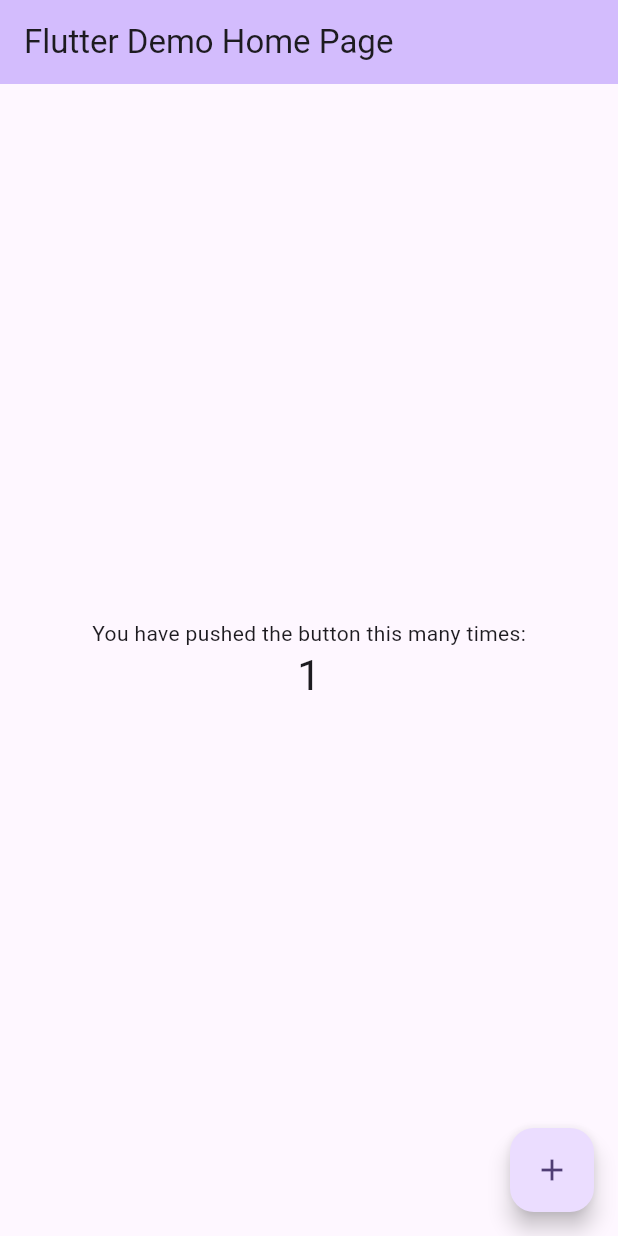
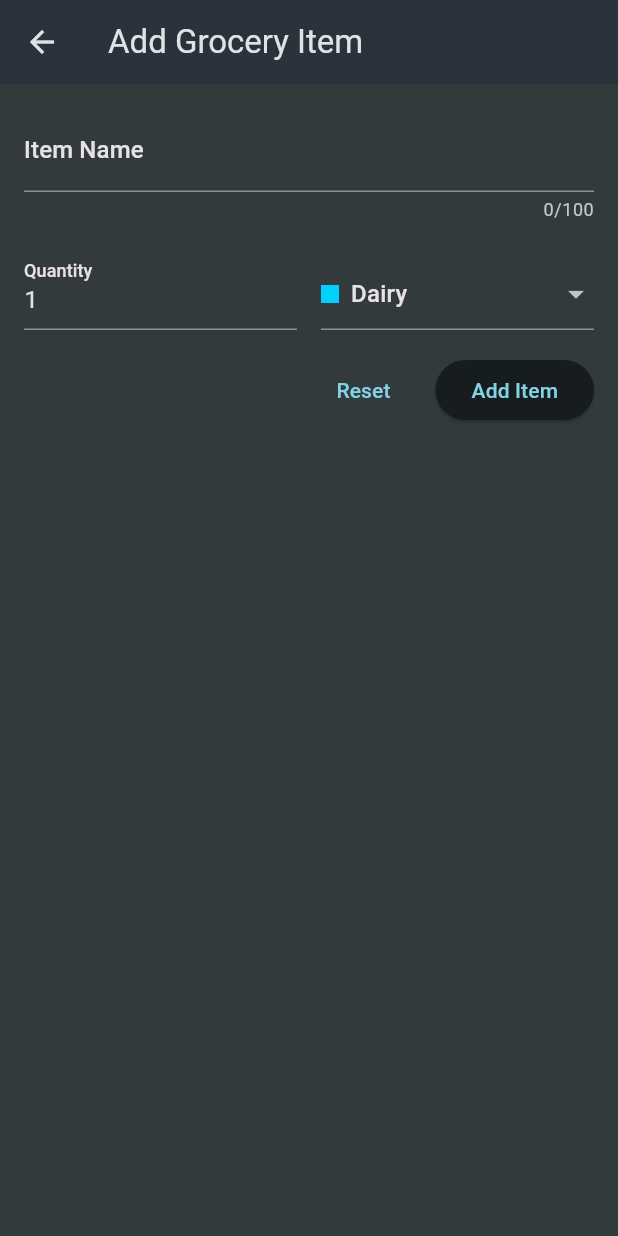
Before and after one commit to Omar-M60/shopping_list, a Flutter app: the screen it shows after launch, after a tap on the "add" icon, on a phone screen of 412 x 824 dp. Run offline on Flutter 3.47's test engine with Material 3 defaults, Android fonts, the phone set to English and light mode, and no system bars.

Commit message:
Creating 2 screens one that display a list of added groceries and the other a form
knowledge gained: Handling user input and building forms with Flutter.

The list is stored locally for now, created the data models: Grocery - Category - ValidationResponse which is the type that a validator function would return when validating input.

```diff
--- /dev/null
+++ b/lib/data/categories.dart
@@ -0,0 +1,46 @@
+import 'package:flutter/material.dart';
+
+import 'package:shopping_list/models/category.model.dart';
+
+const categories = {
+  Categories.vegetables: Category(
+    'Vegetables',
+    Color.fromARGB(255, 0, 255, 128),
+  ),
+  Categories.fruit: Category(
+    'Fruit',
+    Color.fromARGB(255, 145, 255, 0),
+  ),
+  Categories.meat: Category(
+    'Meat',
+    Color.fromARGB(255, 255, 102, 0),
+  ),
+  Categories.dairy: Category(
+    'Dairy',
+    Color.fromARGB(255, 0, 208, 255),
+  ),
+  Categories.carbs: Category(
+    'Carbs',
+    Color.fromARGB(255, 0, 60, 255),
+  ),
+  Categories.sweets: Category(
+    'Sweets',
+    Color.fromARGB(255, 255, 149, 0),
+  ),
+  Categories.spices: Category(
+    'Spices',
+    Color.fromARGB(255, 255, 187, 0),
+  ),
+  Categories.convenience: Category(
+    'Convenience',
+    Color.fromARGB(255, 191, 0, 255),
+  ),
+  Categories.hygiene: Category(
+    'Hygiene',
+    Color.fromARGB(255, 149, 0, 255),
+  ),
+  Categories.other: Category(
+    'Other',
+    Color.fromARGB(255, 0, 225, 255),
+  ),
+};
--- /dev/null
+++ b/lib/data/dummy_items.dart
@@ -0,0 +1,21 @@
+import 'package:shopping_list/models/grocery.model.dart';
+import 'package:shopping_list/models/category.model.dart';
+import 'package:shopping_list/data/categories.dart';
+
+final groceryItems = [
+  Grocery(
+      id: 'a',
+      name: 'Milk',
+      quantity: 1,
+      category: categories[Categories.dairy]!),
+  Grocery(
+      id: 'b',
+      name: 'Bananas',
+      quantity: 5,
+      category: categories[Categories.fruit]!),
+  Grocery(
+      id: 'c',
+      name: 'Beef Steak',
+      quantity: 1,
+      category: categories[Categories.meat]!),
+];
--- a/lib/main.dart
+++ b/lib/main.dart
@@ -1,4 +1,5 @@
 import 'package:flutter/material.dart';
+import 'package:shopping_list/screens/groceries.dart';
 
 void main() {
   runApp(const MyApp());
@@ -11,115 +12,16 @@ class MyApp extends StatelessWidget {
   @override
   Widget build(BuildContext context) {
     return MaterialApp(
-      title: 'Flutter Demo',
-      theme: ThemeData(
-        // This is the theme of your application.
-        //
-        // TRY THIS: Try running your application with "flutter run". You'll see
-        // the application has a purple toolbar. Then, without quitting the app,
-        // try changing the seedColor in the colorScheme below to Colors.green
-        // and then invoke "hot reload" (save your changes or press the "hot
-        // reload" button in a Flutter-supported IDE, or press "r" if you used
-        // the command line to start the app).
-        //
-        // Notice that the counter didn't reset back to zero; the application
-        // state is not lost during the reload. To reset the state, use hot
-        // restart instead.
-        //
-        // This works for code too, not just values: Most code changes can be
-        // tested with just a hot reload.
-        colorScheme: ColorScheme.fromSeed(seedColor: Colors.deepPurple),
-        useMaterial3: true,
+      title: 'Flutter Groceries',
+      theme: ThemeData.dark().copyWith(
+        colorScheme: ColorScheme.fromSeed(
+          seedColor: const Color.fromARGB(255, 147, 229, 250),
+          brightness: Brightness.dark,
+          surface: const Color.fromARGB(255, 42, 51, 59),
+        ),
+        scaffoldBackgroundColor: const Color.fromARGB(255, 50, 58, 60),
       ),
-      home: const MyHomePage(title: 'Flutter Demo Home Page'),
+      home: const GroceriesScreen(),
     );
   }
 }
-
-class MyHomePage extends StatefulWidget {
-  const MyHomePage({super.key, required this.title});
-
-  // This widget is the home page of your application. It is stateful, meaning
-  // that it has a State object (defined below) that contains fields that affect
-  // how it looks.
-
-  // This class is the configuration for the state. It holds the values (in this
-  // case the title) provided by the parent (in this case the App widget) and
-  // used by the build method of the State. Fields in a Widget subclass are
-  // always marked "final".
-
-  final String title;
-
-  @override
-  State<MyHomePage> createState() => _MyHomePageState();
-}
-
-class _MyHomePageState extends State<MyHomePage> {
-  int _counter = 0;
-
-  void _incrementCounter() {
-    setState(() {
-      // This call to setState tells the Flutter framework that something has
-      // changed in this State, which causes it to rerun the build method below
-      // so that the display can reflect the updated values. If we changed
-      // _counter without calling setState(), then the build method would not be
-      // called again, and so nothing would appear to happen.
-      _counter++;
-    });
-  }
-
-  @override
-  Widget build(BuildContext context) {
-    // This method is rerun every time setState is called, for instance as done
-    // by the _incrementCounter method above.
-    //
-    // The Flutter framework has been optimized to make rerunning build methods
-    // fast, so that you can just rebuild anything that needs updating rather
-    // than having to individually change instances of widgets.
-    return Scaffold(
-      appBar: AppBar(
-        // TRY THIS: Try changing the color here to a specific color (to
-        // Colors.amber, perhaps?) and trigger a hot reload to see the AppBar
-        // change color while the other colors stay the same.
-        backgroundColor: Theme.of(context).colorScheme.inversePrimary,
-        // Here we take the value from the MyHomePage object that was created by
-        // the App.build method, and use it to set our appbar title.
-        title: Text(widget.title),
-      ),
-      body: Center(
-        // Center is a layout widget. It takes a single child and positions it
-        // in the middle of the parent.
-        child: Column(
-          // Column is also a layout widget. It takes a list of children and
-          // arranges them vertically. By default, it sizes itself to fit its
-          // children horizontally, and tries to be as tall as its parent.
-          //
-          // Column has various properties to control how it sizes itself and
-          // how it positions its children. Here we use mainAxisAlignment to
-          // center the children vertically; the main axis here is the vertical
-          // axis because Columns are vertical (the cross axis would be
-          // horizontal).
-          //
-          // TRY THIS: Invoke "debug painting" (choose the "Toggle Debug Paint"
-          // action in the IDE, or press "p" in the console), to see the
-          // wireframe for each widget.
-          mainAxisAlignment: MainAxisAlignment.center,
-          children: <Widget>[
-            const Text(
-              'You have pushed the button this many times:',
-            ),
-            Text(
-              '$_counter',
-              style: Theme.of(context).textTheme.headlineMedium,
-            ),
-          ],
-        ),
-      ),
-      floatingActionButton: FloatingActionButton(
-        onPressed: _incrementCounter,
-        tooltip: 'Increment',
-        child: const Icon(Icons.add),
-      ), // This trailing comma makes auto-formatting nicer for build methods.
-    );
-  }
-}
--- /dev/null
+++ b/lib/models/category.model.dart
@@ -0,0 +1,24 @@
+import 'package:flutter/material.dart';
+
+enum Categories {
+  vegetables,
+  fruit,
+  meat,
+  dairy,
+  carbs,
+  sweets,
+  spices,
+  convenience,
+  hygiene,
+  other,
+}
+
+class Category {
+  const Category(
+    this.title,
+    this.color,
+  );
+
+  final String title;
+  final Color color;
+}
--- /dev/null
+++ b/lib/models/grocery.model.dart
@@ -0,0 +1,15 @@
+import 'package:shopping_list/models/category.model.dart';
+
+class Grocery {
+  const Grocery({
+    required this.id,
+    required this.name,
+    required this.quantity,
+    required this.category,
+  });
+
+  final String id;
+  final String name;
+  final int quantity;
+  final Category category;
+}
--- /dev/null
+++ b/lib/screens/groceries.dart
@@ -0,0 +1,101 @@
+import 'package:flutter/material.dart';
+import 'package:shopping_list/models/grocery.model.dart';
+import 'package:shopping_list/screens/groceries_form.dart';
+// import 'package:shopping_list/widgets/groceries_list.dart';
+
+class GroceriesScreen extends StatefulWidget {
+  const GroceriesScreen({super.key});
+
+  @override
+  State<GroceriesScreen> createState() => _GroceriesScreenState();
+}
+
+class _GroceriesScreenState extends State<GroceriesScreen> {
+  final List<Grocery> _groceries = [];
+
+  void _addGrocery() async {
+    final results = await Navigator.push<Grocery>(
+      context,
+      MaterialPageRoute(
+        builder: (ctx) => const GroceriesFormScreen(),
+      ),
+    );
+
+    if (results != null) {
+      setState(() {
+        _groceries.add(results);
+      });
+    }
+  }
+
+  @override
+  Widget build(BuildContext context) {
+    Widget activeScreen = Center(
+      child: Text(
+        "No Groceries added",
+        style: Theme.of(context).textTheme.displaySmall,
+      ),
+    );
+
+    if (_groceries.isNotEmpty) {
+      activeScreen = ListView.builder(
+        itemCount: _groceries.length,
+        itemBuilder: (context, index) => Dismissible(
+          key: Key(_groceries[index].id),
+          background: Container(
+            color: Theme.of(context).colorScheme.error,
+          ),
+          onDismissed: (direction) {
+            setState(() {
+              _groceries.removeAt(index);
+            });
+            ScaffoldMessenger.of(context).showSnackBar(
+              const SnackBar(
+                content: Text("Item removed"),
+              ),
+            );
+          },
+          child: ListTile(
+            title: Text(
+              _groceries[index].name,
+              style: Theme.of(context)
+                  .textTheme
+                  .titleMedium!
+                  .copyWith(fontWeight: FontWeight.normal),
+            ),
+            leading: Container(
+              color: _groceries[index].category.color,
+              height: 24,
+              width: 24,
+            ),
+            trailing: Text(
+              '${_groceries[index].quantity}',
+              style: Theme.of(context)
+                  .textTheme
+                  .titleMedium!
+                  .copyWith(fontWeight: FontWeight.normal),
+            ),
+          ),
+        ),
+      );
+    }
+
+    return Scaffold(
+      appBar: AppBar(
+        title: Text(
+          "My Groceries",
+          style: Theme.of(context).appBarTheme.titleTextStyle,
+        ),
+        actions: [
+          IconButton(
+            onPressed: _addGrocery,
+            icon: const Icon(Icons.add),
+          ),
+        ],
+        actionsIconTheme: Theme.of(context).appBarTheme.actionsIconTheme,
+        backgroundColor: Theme.of(context).appBarTheme.backgroundColor,
+      ),
+      body: activeScreen,
+    );
+  }
+}
--- /dev/null
+++ b/lib/screens/groceries_form.dart
@@ -0,0 +1,152 @@
+import 'package:flutter/material.dart';
+
+import 'package:shopping_list/data/categories.dart';
+import 'package:shopping_list/models/category.model.dart';
+import 'package:shopping_list/models/grocery.model.dart';
+import 'package:shopping_list/validators/text_validator.dart';
+
+class GroceriesFormScreen extends StatefulWidget {
+  const GroceriesFormScreen({super.key});
+
+  @override
+  State<GroceriesFormScreen> createState() {
+    return _GroceriesFormScreenState();
+  }
+}
+
+class _GroceriesFormScreenState extends State<GroceriesFormScreen> {
+  final _formKey = GlobalKey<FormState>();
+  var _inputTitle = "";
+  var _inputQuantity = 1;
+  var _inputCategory = categories[Categories.dairy]!;
+
+  void _saveItems() {
+    if (_formKey.currentState!.validate()) {
+      _formKey.currentState!.save();
+      Navigator.of(context).pop(
+        Grocery(
+            id: DateTime.now().toString(),
+            name: _inputTitle,
+            quantity: _inputQuantity,
+            category: _inputCategory),
+      );
+    }
+  }
+
+  @override
+  Widget build(BuildContext context) {
+    return Scaffold(
+      appBar: AppBar(
+        title: Text(
+          "Add Grocery Item",
+          style: Theme.of(context).appBarTheme.titleTextStyle,
+        ),
+        backgroundColor: Theme.of(context).appBarTheme.backgroundColor,
+      ),
+      body: Padding(
+        padding: const EdgeInsets.all(16),
+        child: Form(
+          key: _formKey,
+          child: Column(
+            children: [
+              TextFormField(
+                maxLength: 100,
+                decoration: InputDecoration(
+                  label: Text(
+                    "Item Name",
+                    style: Theme.of(context)
+                        .textTheme
+                        .labelLarge!
+                        .copyWith(fontSize: 16),
+                  ),
+                ),
+                validator: (value) {
+                  final results = validateTextField(value);
+                  if (!results.status) return results.message;
+                  return null;
+                },
+                onSaved: (newValue) => _inputTitle = newValue!,
+              ),
+              const SizedBox(height: 16),
+              Row(
+                crossAxisAlignment: CrossAxisAlignment.end,
+                mainAxisAlignment: MainAxisAlignment.spaceBetween,
+                children: [
+                  Expanded(
+                    child: TextFormField(
+                      decoration: InputDecoration(
+                          label: Text(
+                        "Quantity",
+                        style: Theme.of(context)
+                            .textTheme
+                            .labelLarge!
+                            .copyWith(fontSize: 16),
+                      )),
+                      keyboardType: TextInputType.number,
+                      initialValue: _inputQuantity.toString(),
+                      validator: (value) {
+                        final results = validateNumberField(value);
+                        if (!results.status) return results.message;
+                        return null;
+                      },
+                      onSaved: (newValue) =>
+                          _inputQuantity = int.parse(newValue!),
+                    ),
+                  ),
+                  const SizedBox(width: 16),
+                  Expanded(
+                    child: DropdownButtonFormField(
+                      value: _inputCategory,
+                      items: [
+                        for (final category in categories.entries)
+                          DropdownMenuItem(
+                            value: category.value,
+                            child: Row(
+                              children: [
+                                Container(
+                                  color: category.value.color,
+                                  height: 12,
+                                  width: 12,
+                                ),
+                                const SizedBox(width: 8),
+                                Text(category.value.title),
+                              ],
+                            ),
+                          ),
+                      ],
+                      onChanged: (value) {
+                        setState(() {
+                          _inputCategory = value!;
+                        });
+                      },
+                    ),
+                  )
+                ],
+              ),
+              const SizedBox(height: 16),
+              Row(
+                crossAxisAlignment: CrossAxisAlignment.end,
+                mainAxisAlignment: MainAxisAlignment.end,
+                children: [
+                  TextButton(
+                    onPressed: () {
+                      _formKey.currentState!.reset();
+                    },
+                    style: Theme.of(context).textButtonTheme.style,
+                    child: const Text("Reset"),
+                  ),
+                  const SizedBox(width: 16),
+                  ElevatedButton(
+                    onPressed: _saveItems,
+                    style: Theme.of(context).elevatedButtonTheme.style,
+                    child: const Text("Add Item"),
+                  ),
+                ],
+              ),
+            ],
+          ),
+        ),
+      ),
+    );
+  }
+}
```
Also changed, not shown: lib/models/validator_response.dart (added, +9 -0 lines), lib/validators/text_validator.dart (added, +57 -0 lines).
